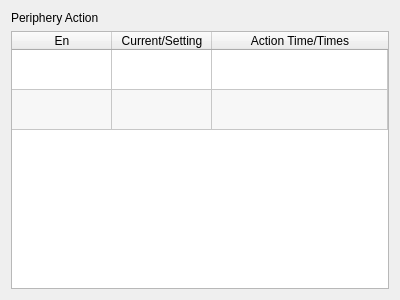
This is hcinstruction/icperipherypage.ui in GaussCheng/2-5AxisPunch as Qt 5 draws it before an edit. The edited form follows.
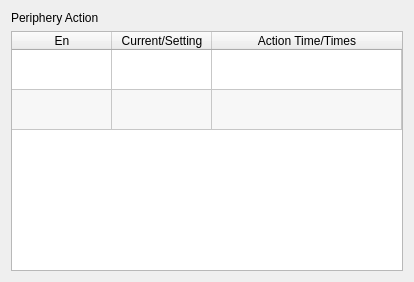
This is the edited form. Icons and pictures are not drawn.

What changed in the file:
```diff
--- a/hcinstruction/icperipherypage.ui
+++ b/hcinstruction/icperipherypage.ui
@@ -6,8 +6,8 @@
    <rect>
     <x>0</x>
     <y>0</y>
-    <width>400</width>
-    <height>300</height>
+    <width>414</width>
+    <height>282</height>
    </rect>
   </property>
   <property name="windowTitle">
```
